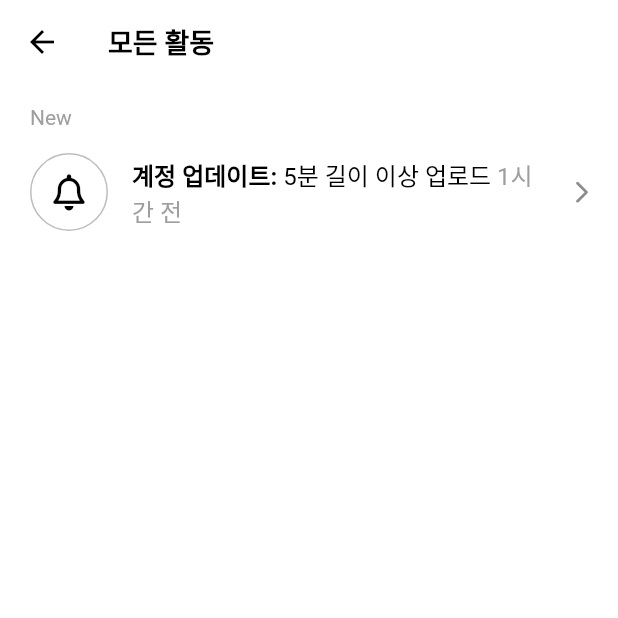
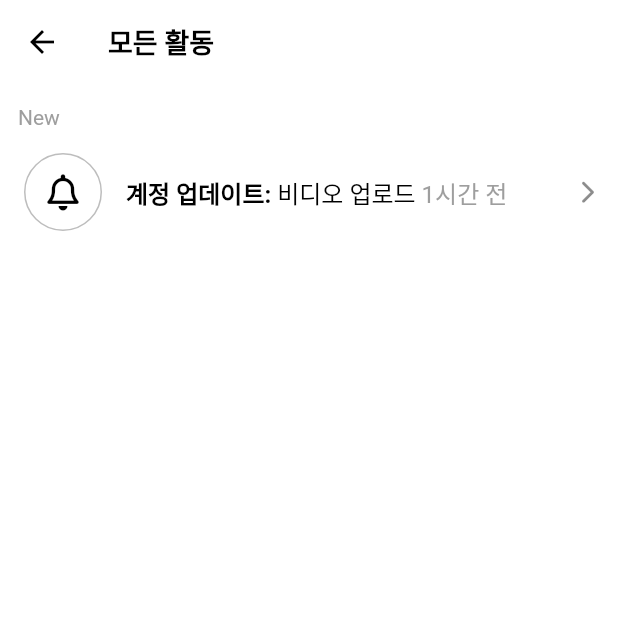
Before and after one commit to academy3746/Tik-TALK-Clone, a Flutter app: the ActivityScreen screen opened directly, on a phone screen of 412 x 824 dp, the top half of it. Run offline on Flutter 3.47's test engine with Material 2 defaults, Android fonts, the phone set to English and light mode, and no system bars; our stand-ins replace font_awesome_flutter, video_player, visibility_detector.

```diff
--- a/lib/features/discover/discover_screen.dart
+++ b/lib/features/discover/discover_screen.dart
@@ -118,7 +118,7 @@ class _DiscoverScreenState extends State<DiscoverScreen> {
                           fit: BoxFit.cover,
                           placeholder: "assets/images/image006.jpeg",
                           image:
-                          "https://ac-p1.namu.la/20230406sac/0b10d7a3b047d19338ffa096d9aa5f88ec47da371678b712c25e1a076f9e2003.png?expires=1680797302&key=PU6HPdVqdEV0BTmE9aBU2w&type=orig",
+                          "https://images.unsplash.com/photo-1592505734135-3c7ee6ae21a3?ixlib=rb-4.0.3&ixid=MnwxMjA3fDB8MHxwaG90by1wYWdlfHx8fGVufDB8fHx8&auto=format&fit=crop&w=774&q=80",
                         ),
                       ),
                     ),
--- a/lib/features/inbox/activity_screen.dart
+++ b/lib/features/inbox/activity_screen.dart
@@ -13,21 +13,53 @@ class ActivityScreen extends StatelessWidget {
         title: const Text("모든 활동"),
       ),
       body: ListView(
-        padding: const EdgeInsets.symmetric(
-          horizontal: Sizes.size20,
-        ),
         children: [
           Gaps.v14,
-          Text(
+          Padding(
+            padding: const EdgeInsets.symmetric(
+              horizontal: Sizes.size12,
+            ),
+            child: Text(
               "New",
               style: TextStyle(
                 fontSize: Sizes.size14,
                 color: Colors.grey.shade500,
               ),
             ),
+          ),
           Gaps.v14,
-          ListTile(
-            contentPadding: EdgeInsets.zero,
+          Dismissible(
+            key: const Key("x"),
+            background: Container(
+              alignment: Alignment.centerLeft,
+              color: Colors.lightBlueAccent,
+              child: const Padding(
+                padding: EdgeInsets.only(
+                  left: Sizes.size10,
+                ),
+                child: FaIcon(
+                  FontAwesomeIcons.checkDouble,
+                  color: Colors.white,
+                  size: Sizes.size32,
+                ),
+              ),
+            ),
+            secondaryBackground: Container(
+              alignment: Alignment.centerRight,
+              color: Colors.redAccent,
+              child: const Padding(
+                padding: EdgeInsets.only(
+                  right: Sizes.size10,
+                ),
+                child: FaIcon(
+                  FontAwesomeIcons.trashCan,
+                  color: Colors.white,
+                  size: Sizes.size32,
+                ),
+              ),
+            ),
+            child: ListTile(
+              //contentPadding: EdgeInsets.zero,
               leading: Container(
                 width: Sizes.size52,
                 decoration: BoxDecoration(
@@ -55,7 +87,7 @@ class ActivityScreen extends StatelessWidget {
                   ),
                   children: [
                     const TextSpan(
-                    text: "5분 길이 이상 업로드 ",
+                      text: "비디오 업로드 ",
                       style: TextStyle(
                         fontWeight: FontWeight.normal,
                       ),
@@ -75,6 +107,7 @@ class ActivityScreen extends StatelessWidget {
                 size: Sizes.size16,
               ),
             ),
+          ),
         ],
       ),
     );
--- a/lib/main.dart
+++ b/lib/main.dart
@@ -1,6 +1,7 @@
 import 'package:flutter/material.dart';
 import 'package:tictok_clone/constants/sizes.dart';
 import 'package:tictok_clone/features/auth/sign_up_screen.dart';
+import 'package:tictok_clone/features/inbox/activity_screen.dart';
 import 'package:tictok_clone/features/main_navigation/main_navigation_screen.dart';
 
 void main() {
@@ -33,7 +34,7 @@ class TikTokApp extends StatelessWidget {
         ),
       ),
       debugShowCheckedModeBanner: false,
-      home: const MainNavigationScreen(),
+      home: const ActivityScreen(),
     );
   }
 }
```
Lines whose indentation alone changed are shown as unchanged.
